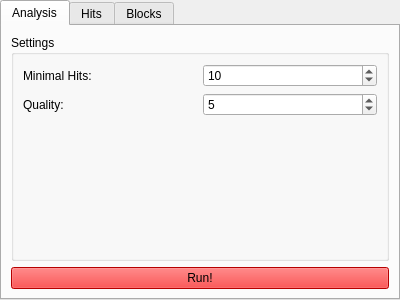
First picture: the form in src/ui/controlwidget.ui, repository elsamuko/copymove2, before the edit.
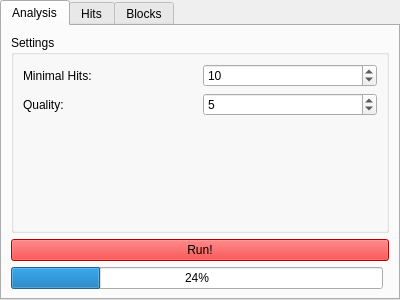
Second picture: the form after the edit.

Commit message: add: show progressbar instead button while running

```diff
--- a/src/ui/controlwidget.ui
+++ b/src/ui/controlwidget.ui
@@ -108,6 +108,13 @@
          </layout>
         </widget>
        </item>
+       <item row="2" column="0">
+        <widget class="QProgressBar" name="progressBar">
+         <property name="value">
+          <number>24</number>
+         </property>
+        </widget>
+       </item>
       </layout>
      </widget>
      <widget class="QWidget" name="tabHits">
```
Left out of the diff: 2 changed lines with no effect on the pictures. The commit also changes 2 other files.
